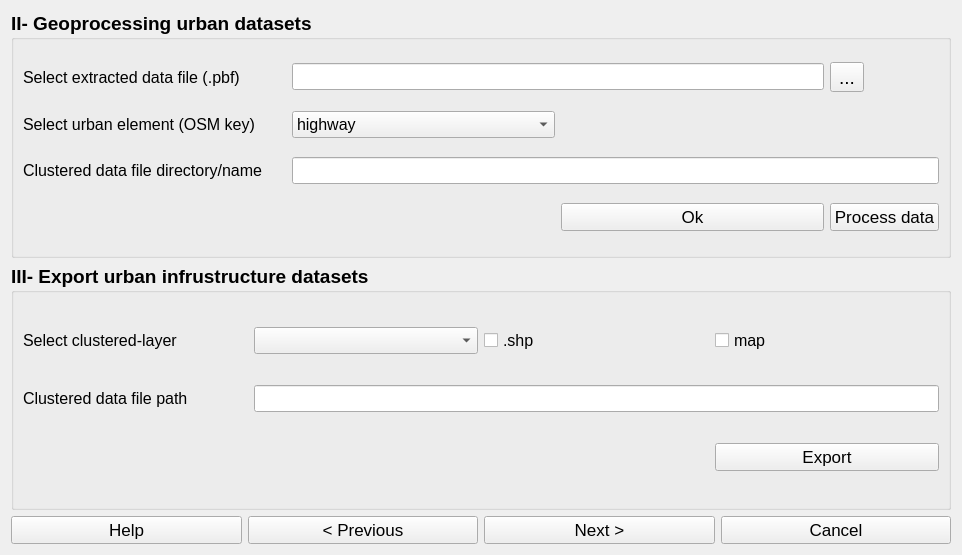
Above: flexigis/geoprocess.ui from FlexiGIS/FlexiGIS-plugin before the change. Below: the same form after it.
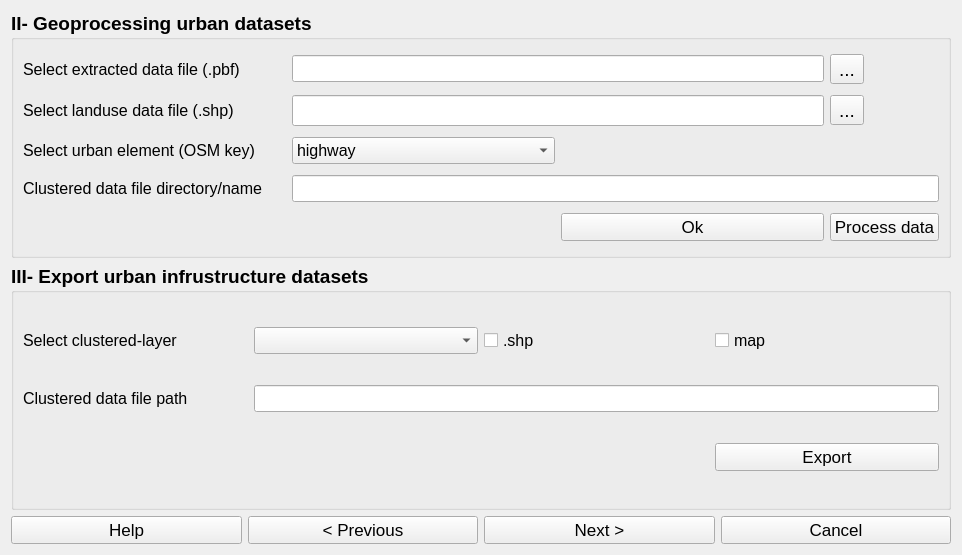
That is the form after the change.

Commit message: changed GUI to allow read-in of landuse-shapefile, added backend GUI functions in flexigis.py

Diff of the .ui file:
```diff
--- a/flexigis/geoprocess.ui
+++ b/flexigis/geoprocess.ui
@@ -113,7 +113,7 @@
         </property>
        </widget>
       </item>
-      <item row="3" column="2">
+      <item row="4" column="2">
        <widget class="QPushButton" name="b2_2">
         <property name="font">
          <font>
@@ -127,7 +127,7 @@
         </property>
        </widget>
       </item>
-      <item row="1" column="1">
+      <item row="2" column="1">
        <widget class="QComboBox" name="comboBox1_2">
         <property name="font">
          <font>
@@ -153,7 +153,7 @@
         </item>
        </widget>
       </item>
-      <item row="3" column="3">
+      <item row="4" column="3">
        <widget class="QPushButton" name="b3_2">
         <property name="font">
          <font>
@@ -167,7 +167,7 @@
         </property>
        </widget>
       </item>
-      <item row="1" column="0">
+      <item row="2" column="0">
        <widget class="QLabel" name="l2_2">
         <property name="font">
          <font>
@@ -181,7 +181,7 @@
         </property>
        </widget>
       </item>
-      <item row="2" column="1" colspan="3">
+      <item row="3" column="1" colspan="3">
        <widget class="QLineEdit" name="lineEdit2_2">
         <property name="font">
          <font>
@@ -192,7 +192,7 @@
         </property>
        </widget>
       </item>
-      <item row="2" column="0">
+      <item row="3" column="0">
        <widget class="QLabel" name="l3_2">
         <property name="font">
          <font>
@@ -206,6 +206,36 @@
         </property>
        </widget>
       </item>
+      <item row="1" column="0">
+       <widget class="QLabel" name="l6_2">
+        <property name="text">
+         <string>&lt;html&gt;&lt;head/&gt;&lt;body&gt;&lt;p&gt;&lt;span style=&quot; font-size:12pt; font-weight:400;&quot;&gt;Select landuse data file (.shp)&lt;/span&gt;&lt;/p&gt;&lt;/body&gt;&lt;/html&gt;</string>
+        </property>
+       </widget>
+      </item>
+      <item row="1" column="1" colspan="2">
+       <widget class="QLineEdit" name="lineEdit4_2">
+        <property name="styleSheet">
+         <string notr="true">font: 12pt &quot;Sans Serif&quot;;</string>
+        </property>
+        <property name="text">
+         <string/>
+        </property>
+       </widget>
+      </item>
+      <item row="1" column="3">
+       <widget class="QToolButton" name="b9_2">
+        <property name="font">
+         <font>
+          <weight>50</weight>
+          <bold>false</bold>
+         </font>
+        </property>
+        <property name="text">
+         <string>...</string>
+        </property>
+       </widget>
+      </item>
      </layout>
     </widget>
    </item>
```
The commit also changes 1 other file.
